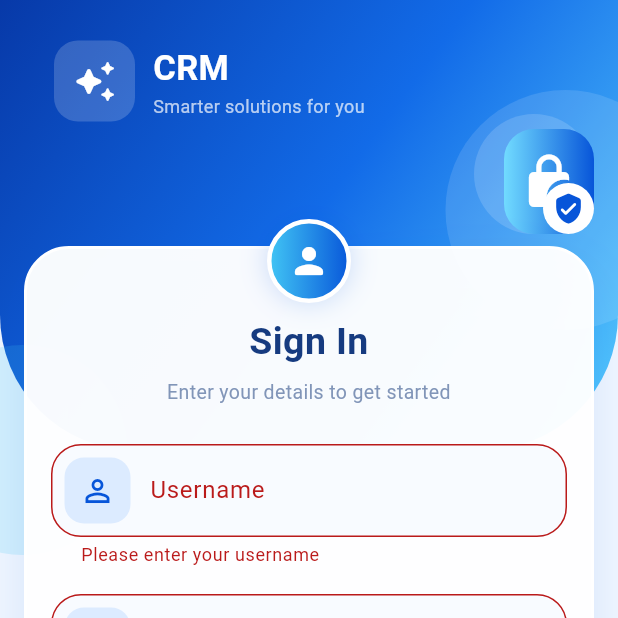
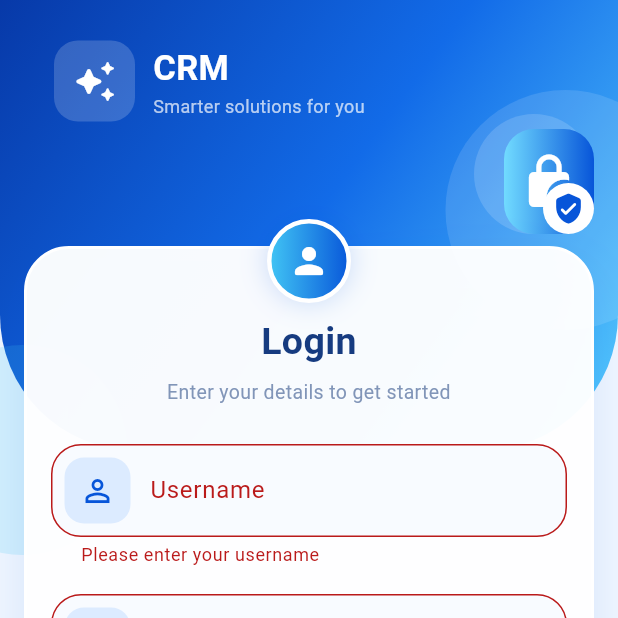
Before and after one commit to omkarr7890/CRM-Flutter-App, a Flutter app: the screen it shows after launch, after a tap on "LOGIN", on a phone screen of 412 x 824 dp, the top half of it. Run offline on Flutter 3.47's test engine with Material 3 defaults, Android fonts, the phone set to English and light mode, and no system bars; our stand-ins replace shared_preferences.

Commit message:
Add login screen, splash screen, and project files

```diff
--- a/lib/Login Page/login.dart
+++ b/lib/Login Page/login.dart
@@ -2,7 +2,7 @@ import 'dart:io';
 import 'dart:convert';
 import 'package:flutter/material.dart';
 import 'package:http/http.dart' as http;
-
+import 'package:shared_preferences/shared_preferences.dart';
 import '../Profile/profile_page.dart';
 
 class LoginPage extends StatefulWidget {
@@ -116,17 +116,21 @@ class _LoginPageState extends State<LoginPage>
         if (success) {
           final Map<String, dynamic> data =
           decoded['data'] as Map<String, dynamic>;
-
           final String empName = (data['emp_name'] ?? '').toString();
 
-          if (empName.isEmpty) {
-            ScaffoldMessenger.of(context).showSnackBar(
-              const SnackBar(
-                content: Text('Employee name was not returned.'),
-              ),
-            );
-            return;
-          }
+          // Save login status
+          final prefs = await SharedPreferences.getInstance();
+
+          await prefs.setBool('isLoggedIn', true);
+          await prefs.setString('empName', empName);
+
+           // Navigate to Profile Page
+          Navigator.pushReplacement(
+            context,
+            MaterialPageRoute(
+              builder: (context) => ProfilePage(empName: empName),
+            ),
+          );
 
           Navigator.pushReplacement(
             context,
@@ -471,11 +475,13 @@ class _LoginPageState extends State<LoginPage>
                                     CrossAxisAlignment.stretch,
                                     children: [
                                       const Text(
-                                        'Sign In',
+                                        'Login',
                                         textAlign: TextAlign.center,
                                         style: TextStyle(
                                           fontSize: 25,
                                           fontWeight: FontWeight.bold,
+
+
                                           color: Color(0xFF163B80),
                                         ),
                                       ),
--- a/lib/main.dart
+++ b/lib/main.dart
@@ -1,4 +1,5 @@
 
+import 'package:field_visit_app/splashScreen/Splash_screen.dart';
 import 'package:flutter/material.dart';
 import 'Login Page/login.dart';
 void main() {
@@ -12,6 +13,7 @@ class MyApp extends StatelessWidget {
   Widget build(BuildContext context) {
     return MaterialApp(
       debugShowCheckedModeBanner: false,
+
       title: 'MyApp',
       theme: ThemeData(
         colorScheme: ColorScheme.fromSeed(
@@ -19,7 +21,7 @@ class MyApp extends StatelessWidget {
         ),
         useMaterial3: true,
       ),
-      home: const LoginPage(),
+      home:SplashScreen(),
     );
   }
 }
--- /dev/null
+++ b/lib/splashScreen/Splash_screen.dart
@@ -0,0 +1,364 @@
+
+import 'dart:async';
+import 'dart:math' as math;
+
+import 'package:flutter/material.dart';
+import 'package:shared_preferences/shared_preferences.dart';
+
+import '../Login Page/login.dart';
+import '../Profile/profile_page.dart';
+
+class SplashScreen extends StatefulWidget {
+  const SplashScreen({super.key});
+
+  @override
+  State<SplashScreen> createState() => _SplashScreenState();
+}
+
+class _SplashScreenState extends State<SplashScreen>
+    with TickerProviderStateMixin {
+  late final AnimationController _rotationController;
+  late final AnimationController _glowController;
+  late final AnimationController _contentController;
+
+  late final Animation<double> _titleFade;
+  late final Animation<Offset> _titleSlide;
+  late final Animation<double> _loadingAnimation;
+
+  Timer? _timer;
+  bool _isNavigating = false;
+
+  static const Color _blue = Color(0xFF0755D9);
+  static const Color _brightBlue = Color(0xFF4D9CFF);
+  static const Color _navy = Color(0xFF061326);
+
+  @override
+  void initState() {
+    super.initState();
+
+    // Continuous 3D logo rotation.
+    _rotationController = AnimationController(
+      vsync: this,
+      duration: const Duration(milliseconds: 3200),
+    )..repeat();
+
+    // Pulsing blue lighting.
+    _glowController = AnimationController(
+      vsync: this,
+      duration: const Duration(milliseconds: 1600),
+    )..repeat(reverse: true);
+
+    // Logo, title, and loading animation.
+    _contentController = AnimationController(
+      vsync: this,
+      duration: const Duration(milliseconds: 1800),
+    );
+
+    _titleFade = CurvedAnimation(
+      parent: _contentController,
+      curve: const Interval(0.35, 0.8, curve: Curves.easeIn),
+    );
+
+    _titleSlide = Tween<Offset>(
+      begin: const Offset(0, 0.35),
+      end: Offset.zero,
+    ).animate(
+      CurvedAnimation(
+        parent: _contentController,
+        curve: const Interval(0.3, 0.85, curve: Curves.easeOutCubic),
+      ),
+    );
+
+    _loadingAnimation = CurvedAnimation(
+      parent: _contentController,
+      curve: const Interval(0.5, 1.0, curve: Curves.easeInOut),
+    );
+
+    _contentController.forward();
+
+    // Keep the splash visible for 3 seconds.
+    _timer = Timer(
+      const Duration(seconds: 3),
+      checkLoginStatus,
+    );
+  }
+
+  Future<void> checkLoginStatus() async {
+    if (_isNavigating) return;
+    _isNavigating = true;
+
+    try {
+      final prefs = await SharedPreferences.getInstance();
+
+      final isLoggedIn = prefs.getBool('isLoggedIn') ?? false;
+      final empName = prefs.getString('empName') ?? '';
+
+      if (!mounted) return;
+
+      if (isLoggedIn && empName.isNotEmpty) {
+        Navigator.of(context).pushReplacement(
+          MaterialPageRoute(
+            builder: (_) => ProfilePage(empName: empName),
+          ),
+        );
+      } else {
+        Navigator.of(context).pushReplacement(
+          MaterialPageRoute(
+            builder: (_) => const LoginPage(),
+          ),
+        );
+      }
+    } catch (e) {
+      if (!mounted) return;
+
+      // If preferences cannot be read, show the login page.
+      Navigator.of(context).pushReplacement(
+        MaterialPageRoute(
+          builder: (_) => const LoginPage(),
+        ),
+      );
+    }
+  }
+
+  @override
+  void dispose() {
+    _timer?.cancel();
+    _rotationController.dispose();
+    _glowController.dispose();
+    _contentController.dispose();
+    super.dispose();
+  }
+
+  @override
+  Widget build(BuildContext context) {
+    return Scaffold(
+      backgroundColor: _navy,
+      body: Stack(
+        children: [
+          // Dark navy background with blue ambient lighting.
+          Positioned.fill(
+            child: DecoratedBox(
+              decoration: const BoxDecoration(
+                gradient: RadialGradient(
+                  center: Alignment(0, -0.15),
+                  radius: 1.15,
+                  colors: [
+                    Color(0xFF102E59),
+                    Color(0xFF091B35),
+                    _navy,
+                  ],
+                  stops: [0.0, 0.48, 1.0],
+                ),
+              ),
+            ),
+          ),
+
+          // Subtle decorative blue light near the logo.
+          Center(
+            child: AnimatedBuilder(
+              animation: _glowController,
+              builder: (context, child) {
+                final glow = 0.55 + (_glowController.value * 0.45);
+
+                return Container(
+                  width: 190 + (_glowController.value * 35),
+                  height: 190 + (_glowController.value * 35),
+                  decoration: BoxDecoration(
+                    shape: BoxShape.circle,
+                    boxShadow: [
+                      BoxShadow(
+                        color: _brightBlue.withOpacity(0.12 * glow),
+                        blurRadius: 70,
+                        spreadRadius: 15,
+                      ),
+                      BoxShadow(
+                        color: _blue.withOpacity(0.14 * glow),
+                        blurRadius: 110,
+                        spreadRadius: 25,
+                      ),
+                    ],
+                  ),
+                );
+              },
+            ),
+          ),
+
+          // Main animated content.
+          Center(
+            child: Column(
+              mainAxisSize: MainAxisSize.min,
+              children: [
+                // 3D rotating logo with perspective.
+                AnimatedBuilder(
+                  animation: Listenable.merge([
+                    _rotationController,
+                    _glowController,
+                  ]),
+                  builder: (context, child) {
+                    final angle =
+                        math.sin(_rotationController.value * 2 * math.pi) *
+                            0.65;
+
+                    final glow = 0.5 + _glowController.value * 0.5;
+
+                    final transform = Matrix4.identity()
+                      ..setEntry(3, 2, 0.0018)
+                      ..rotateY(angle)
+                      ..rotateX(
+                        math.sin(
+                          _rotationController.value * 2 * math.pi,
+                        ) *
+                            0.10,
+                      );
+
+                    return Transform(
+                      alignment: Alignment.center,
+                      transform: transform,
+                      child: Container(
+                        width: 142,
+                        height: 142,
+                        padding: const EdgeInsets.all(3),
+                        decoration: BoxDecoration(
+                          borderRadius: BorderRadius.circular(30),
+                          gradient: const LinearGradient(
+                            begin: Alignment.topLeft,
+                            end: Alignment.bottomRight,
+                            colors: [
+                              Color(0xFFB9DDFF),
+                              Color(0xFF3287FF),
+                              Color(0xFF0755D9),
+                              Color(0xFF16366B),
+                            ],
+                          ),
+                          boxShadow: [
+                            BoxShadow(
+                              color: _brightBlue.withOpacity(0.28 * glow),
+                              blurRadius: 35,
+                              spreadRadius: 3,
+                            ),
+                            BoxShadow(
+                              color: _blue.withOpacity(0.22 * glow),
+                              blurRadius: 65,
+                              spreadRadius: 8,
+                            ),
+                          ],
+                        ),
+                        child: Container(
+                          decoration: BoxDecoration(
+                            color: const Color(0xFF10213B),
+                            borderRadius: BorderRadius.circular(27),
+                          ),
+                          padding: const EdgeInsets.all(10),
+                          child: ClipRRect(
+                            borderRadius: BorderRadius.circular(19),
+                            child: Image.asset(
+                              'Assets/icon.png',
+                              fit: BoxFit.contain,
+                              errorBuilder: (context, error, stackTrace) {
+                                return const Icon(
+                                  Icons.business_rounded,
+                                  size: 76,
+                                  color: Colors.white,
+                                );
+                              },
+                            ),
+                          ),
+                        ),
+                      ),
+                    );
+                  },
+                ),
+
+                const SizedBox(height: 36),
+
+                // Animated CRM title.
+                FadeTransition(
+                  opacity: _titleFade,
+                  child: SlideTransition(
+                    position: _titleSlide,
+                    child: Column(
+                      children: [
+                        const Text(
+                          'C R M',
+                          style: TextStyle(
+                            color: Colors.white,
+                            fontSize: 35,
+                            fontWeight: FontWeight.w800,
+                            letterSpacing: 3,
+                          ),
+                        ),
+                        const SizedBox(height: 12),
+                        Container(
+                          width: 48,
+                          height: 3,
+                          decoration: BoxDecoration(
+                            gradient: const LinearGradient(
+                              colors: [
+                                Color(0xFF75BCFF),
+                                Color(0xFF0755D9),
+                              ],
+                            ),
+                            borderRadius: BorderRadius.circular(10),
+                            boxShadow: [
+                              BoxShadow(
+                                color: _brightBlue.withOpacity(0.55),
+                                blurRadius: 12,
+                              ),
+                            ],
+                          ),
+                        ),
+                        const SizedBox(height: 17),
+                      ],
+                    ),
+                  ),
+                ),
+
+                const SizedBox(height: 55),
+
+                // Animated blue loading bar.
+                SizedBox(
+                  width: 155,
+                  height: 3,
+                  child: AnimatedBuilder(
+                    animation: _loadingAnimation,
+                    builder: (context, child) {
+                      return ClipRRect(
+                        borderRadius: BorderRadius.circular(10),
+                        child: LinearProgressIndicator(
+                          value: _loadingAnimation.value,
+                          backgroundColor: Colors.white.withOpacity(0.12),
+                          valueColor:
+                          const AlwaysStoppedAnimation<Color>(
+                            _brightBlue,
+                          ),
+                          minHeight: 3,
+                        ),
+                      );
+                    },
+                  ),
+                ),
+              ],
+            ),
+          ),
+
+          // Footer branding.
+          Positioned(
+            left: 0,
+            right: 0,
+            bottom: 36,
+            child: Text(
+              'SMARTER CONNECTIONS  •  BETTER BUSINESS',
+              textAlign: TextAlign.center,
+              style: TextStyle(
+                color: Colors.white.withOpacity(0.42),
+                fontSize: 9,
+                letterSpacing: 1.5,
+                fontWeight: FontWeight.w500,
+              ),
+            ),
+          ),
+        ],
+      ),
+    );
+  }
+}
```
Also changed, not shown: pubspec.yaml (+22 -13 lines), Assets/icon.png (added), pubspec.lock, 77 other files.
